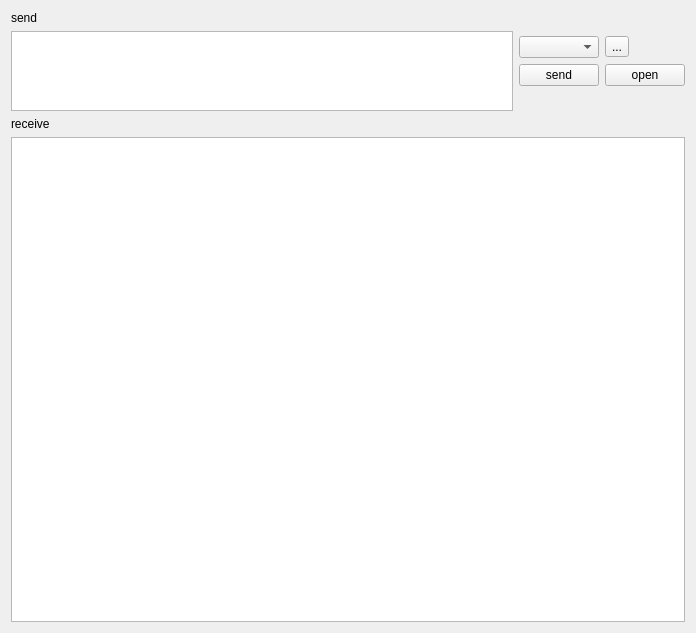
First picture: the form in src/serialportwidget.ui, repository binfeng-young/serialport, before the edit.
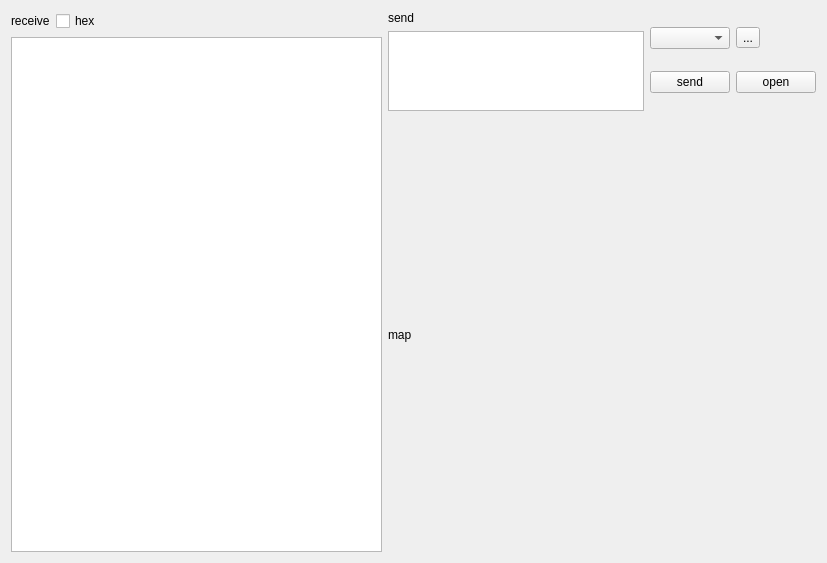
Second picture: the form after the edit.

```diff
--- a/src/serialportwidget.ui
+++ b/src/serialportwidget.ui
@@ -6,19 +6,68 @@
    <rect>
     <x>0</x>
     <y>0</y>
-    <width>696</width>
-    <height>633</height>
+    <width>827</width>
+    <height>563</height>
    </rect>
   </property>
+  <property name="sizePolicy">
+   <sizepolicy hsizetype="Expanding" vsizetype="Expanding">
+    <horstretch>0</horstretch>
+    <verstretch>0</verstretch>
+   </sizepolicy>
+  </property>
+  <property name="minimumSize">
+   <size>
+    <width>320</width>
+    <height>320</height>
+   </size>
+  </property>
   <property name="windowTitle">
    <string>SerialPortWidget</string>
   </property>
-  <layout class="QVBoxLayout" name="verticalLayout_3">
+  <layout class="QHBoxLayout" name="horizontalLayout_2">
+   <item>
+    <layout class="QVBoxLayout" name="verticalLayout">
    <item>
     <layout class="QHBoxLayout" name="horizontalLayout">
-     <property name="sizeConstraint">
-      <enum>QLayout::SetDefaultConstraint</enum>
-     </property>
+       <item>
+        <widget class="QLabel" name="receiveLabel">
+         <property name="text">
+          <string>receive</string>
+         </property>
+        </widget>
+       </item>
+       <item>
+        <widget class="QCheckBox" name="receiveHexCheckBox">
+         <property name="text">
+          <string>hex</string>
+         </property>
+        </widget>
+       </item>
+       <item>
+        <spacer name="horizontalSpacer">
+         <property name="orientation">
+          <enum>Qt::Horizontal</enum>
+         </property>
+         <property name="sizeHint" stdset="0">
+          <size>
+           <width>40</width>
+           <height>20</height>
+          </size>
+         </property>
+        </spacer>
+       </item>
+      </layout>
+     </item>
+     <item>
+      <widget class="QTextEdit" name="receiveTextEdit"/>
+     </item>
+    </layout>
+   </item>
+   <item>
+    <layout class="QVBoxLayout" name="verticalLayout_3">
+     <item>
+      <layout class="QHBoxLayout" name="horizontalLayout_3">
      <item>
       <layout class="QVBoxLayout" name="verticalLayout_2">
        <item>
@@ -53,23 +102,14 @@
       </layout>
      </item>
      <item>
-      <layout class="QVBoxLayout" name="verticalLayout">
-       <item>
         <layout class="QGridLayout" name="gridLayout">
          <item row="0" column="0">
-          <widget class="QComboBox" name="portsList"/>
-         </item>
-         <item row="2" column="1">
-          <widget class="QPushButton" name="openButton">
-           <property name="text">
-            <string>open</string>
-           </property>
-          </widget>
-         </item>
-         <item row="2" column="0">
-          <widget class="QPushButton" name="sendButton">
-           <property name="text">
-            <string>send</string>
+          <widget class="QComboBox" name="portsList">
+           <property name="maximumSize">
+            <size>
+             <width>100</width>
+             <height>16777215</height>
+            </size>
            </property>
           </widget>
          </item>
@@ -80,21 +120,50 @@
            </property>
           </widget>
          </item>
-        </layout>
-       </item>
+         <item row="1" column="0">
+          <widget class="QPushButton" name="sendButton">
+           <property name="text">
+            <string>send</string>
+           </property>
+          </widget>
+         </item>
+         <item row="1" column="1">
+          <widget class="QPushButton" name="openButton">
+           <property name="text">
+            <string>open</string>
+           </property>
+          </widget>
+         </item>
       </layout>
      </item>
     </layout>
    </item>
    <item>
-    <widget class="QLabel" name="receiveLabel">
+      <widget class="QLabel" name="mapLabel">
+       <property name="sizePolicy">
+        <sizepolicy hsizetype="Expanding" vsizetype="Expanding">
+         <horstretch>0</horstretch>
+         <verstretch>0</verstretch>
+        </sizepolicy>
+       </property>
+       <property name="minimumSize">
+        <size>
+         <width>320</width>
+         <height>320</height>
+        </size>
+       </property>
+       <property name="maximumSize">
+        <size>
+         <width>480</width>
+         <height>480</height>
+        </size>
+       </property>
      <property name="text">
-      <string>receive</string>
+        <string>map</string>
      </property>
     </widget>
    </item>
-   <item>
-    <widget class="QTextEdit" name="receiveTextEdit"/>
+    </layout>
    </item>
   </layout>
  </widget>
```
Lines whose indentation alone changed are shown as unchanged.
